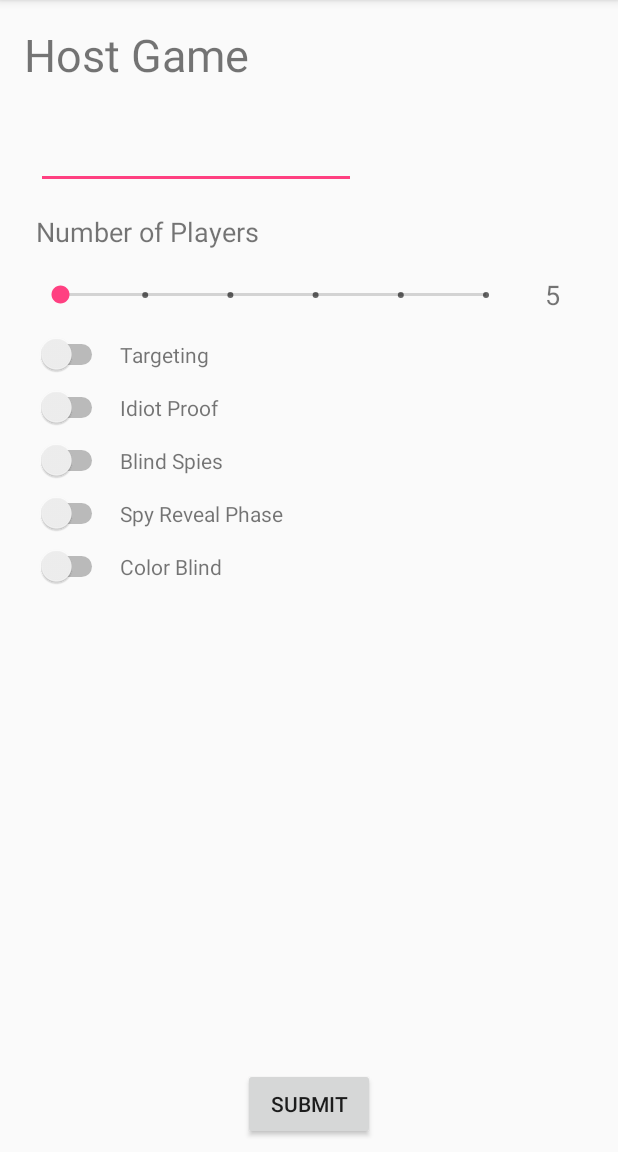
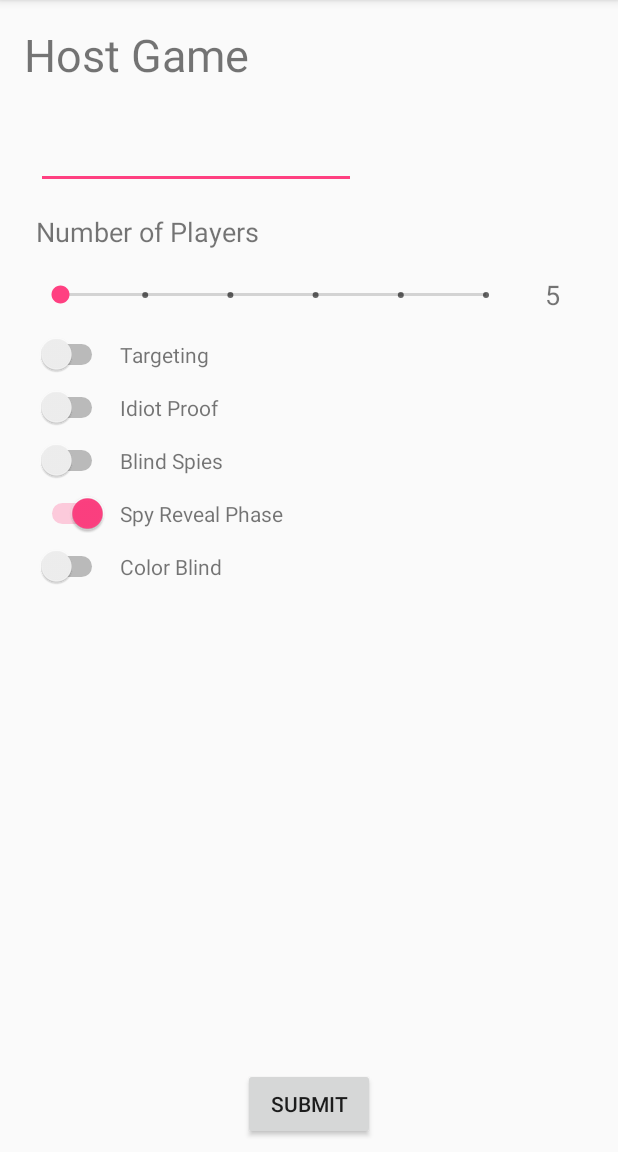
Before and after one commit to the-flatmates/resistance-clone, an Android app: the HostGame screen opened directly, with no data from a screen before it, on a phone screen of 412 x 824 dp, the part 84-1236 px from its top. Run offline under Robolectric (Android 15) with nearby library versions, the phone set to English and light mode, and no system bars.

Commit message:
Update value when seekbar changes; set spy reveal default to on

```diff
--- a/app/src/main/java/com/flatmates/theresistanceclone/HostGame.java
+++ b/app/src/main/java/com/flatmates/theresistanceclone/HostGame.java
@@ -6,7 +6,6 @@ import android.widget.SeekBar;
 import android.widget.TextView;
 
 public class HostGame extends AppCompatActivity {
-    private SeekBar sb_num_players;
     private TextView tv_num_players;
 
     @Override
@@ -14,7 +13,7 @@ public class HostGame extends AppCompatActivity {
         super.onCreate(savedInstanceState);
         setContentView(R.layout.activity_host_game);
 
-        sb_num_players = findViewById(R.id.sb_num_players);
+        SeekBar sb_num_players = findViewById(R.id.sb_num_players);
         tv_num_players = findViewById(R.id.tv_num_players);
 
         sb_num_players.setOnSeekBarChangeListener(new SeekBar.OnSeekBarChangeListener() {
@@ -23,6 +22,7 @@ public class HostGame extends AppCompatActivity {
             @Override
             public void onProgressChanged(SeekBar seekBar, int value, boolean b) {
                 num_players = value + 5;
+                tv_num_players.setText(String.valueOf(num_players));
             }
 
             @Override
@@ -32,7 +32,7 @@ public class HostGame extends AppCompatActivity {
 
             @Override
             public void onStopTrackingTouch(SeekBar seekBar) {
-                tv_num_players.setText(String.valueOf(num_players));
+
             }
         });
     }
--- a/app/src/main/res/layout/activity_host_game.xml
+++ b/app/src/main/res/layout/activity_host_game.xml
@@ -76,9 +76,11 @@
         android:layout_width="wrap_content"
         android:layout_height="wrap_content"
         android:layout_marginStart="24dp"
+        android:checked="true"
         app:layout_constraintBaseline_toBaselineOf="@+id/tv_settings_spy_reveal"
         app:layout_constraintEnd_toStartOf="@+id/tv_settings_spy_reveal"
-        app:layout_constraintStart_toStartOf="parent" />
+        app:layout_constraintStart_toStartOf="parent"
+        tools:checked="true" />
 
     <Switch
         android:id="@+id/sw_settings_color_blind"
```
